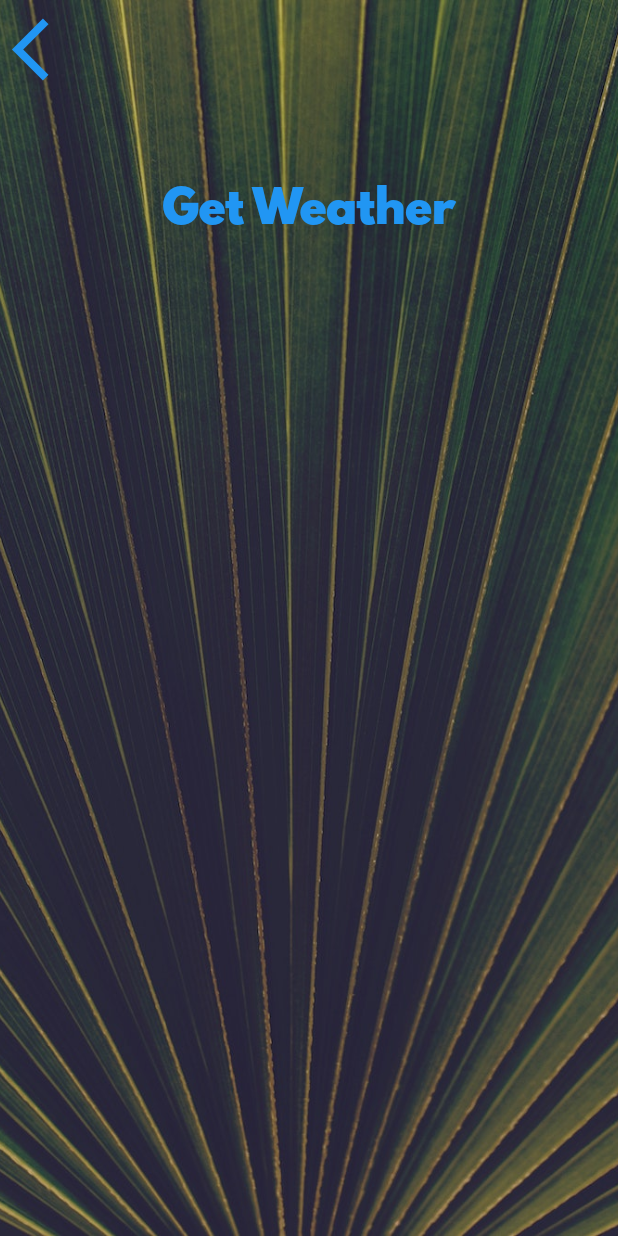
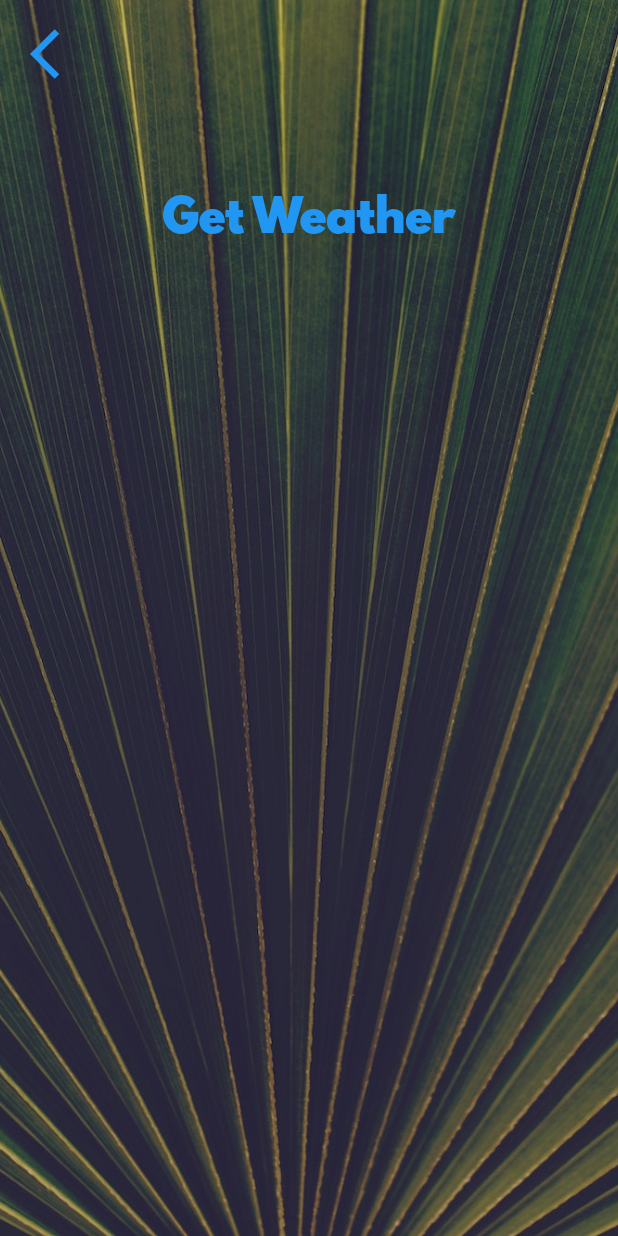
Before and after one commit to simseza022/clima, a Flutter app: the CityScreen screen opened directly, on a phone screen of 412 x 824 dp. Run offline on Flutter 3.47's test engine with Material 2 defaults, Android fonts, the phone set to English and light mode, and no system bars; our stand-ins replace flutter_spinkit, geolocator.

Commit message:
refactored the code

```diff
--- a/lib/main.dart
+++ b/lib/main.dart
@@ -1,3 +1,4 @@
+import 'package:clima/screens/city_screen.dart';
 import 'package:clima/screens/location_screen.dart';
 import 'package:flutter/material.dart';
 import 'package:clima/screens/loading_screen.dart';
@@ -10,7 +11,8 @@ class MyApp extends StatelessWidget {
     return MaterialApp(
       routes: {
         '/loading_screen': (context) => LoadingScreen(),
-        '/location_screen': (context) => LocationScreen(),
+        // '/location_screen': (context) => LocationScreen(),
+        '/city_screen': (context) => CityScreen()
       },
       debugShowCheckedModeBanner: false,
       theme: ThemeData.dark(),
--- a/lib/screens/city_screen.dart
+++ b/lib/screens/city_screen.dart
@@ -24,16 +24,21 @@ class _CityScreenState extends State<CityScreen> {
             children: <Widget>[
               Align(
                 alignment: Alignment.topLeft,
-                child: TextButton(
-                  onPressed: () {},
-                  child: const Icon(
-                    Icons.arrow_back_ios,
-                    size: 50.0,
+                child: Padding(
+                  padding: const EdgeInsets.all(8.0),
+                  child: TextButton(
+                    onPressed: () {
+                      Navigator.pop(context);
+                    },
+                    child: const Icon(
+                      Icons.arrow_back_ios,
+                      size: 40.0,
+                    ),
                   ),
                 ),
               ),
               Container(
-                padding: EdgeInsets.all(20.0),
+                padding: const EdgeInsets.all(20.0),
                 child: null,
               ),
               TextButton(
```
Also changed, not shown: lib/screens/loading_screen.dart (+16 -13 lines), lib/screens/location_screen.dart (+26 -6 lines), lib/services/weather.dart (+17 -0 lines).
